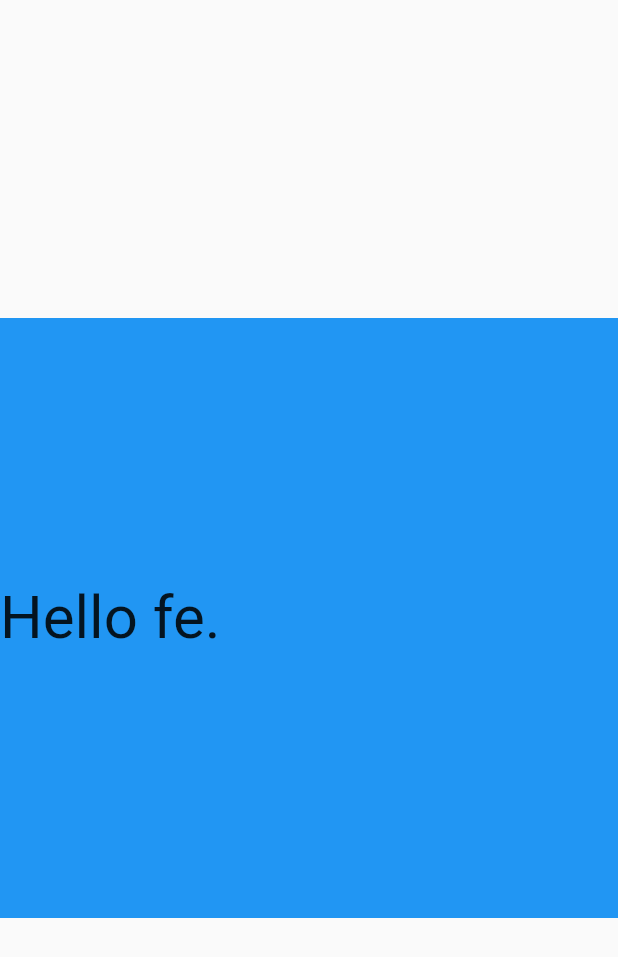
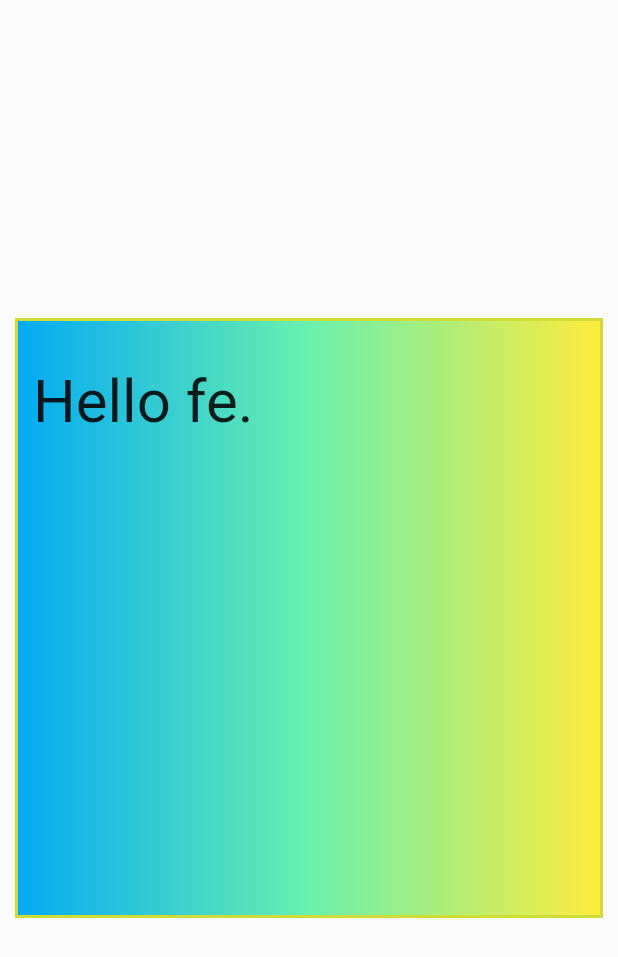
Before and after one commit to inklife/note, a Flutter app: the screen it shows after launch, on a phone screen of 412 x 824 dp. Shown: the top 957 px of the screen. Run offline on Flutter 3.47's test engine with Material 2 defaults, Android fonts, the phone set to English and light mode, and no system bars.

Commit message:
Learning Container Part Two

```diff
--- a/lib/main.dart
+++ b/lib/main.dart
@@ -15,10 +15,18 @@ class MyApp extends StatelessWidget {
               'Hello fe.',
               style: TextStyle(fontSize: 40.0)
             ),
-            alignment: Alignment.centerLeft,
+            alignment: Alignment.topLeft,
             width: 500.0,
             height: 400.0,
-            color: Colors.blue,
+            // color: Colors.blue,
+            padding: const EdgeInsets.fromLTRB(10.0, 30.0, 0.0, 0.0),
+            margin: const EdgeInsets.all(10.0),
+            decoration: new BoxDecoration(
+              gradient: const LinearGradient(
+                colors: [ Colors.lightBlue, Colors.greenAccent, Colors.yellow ],
+              ),
+              border: Border.all(width: 2.0, color: Colors.lime)
+            ),
           )
         ),
       ),
```
